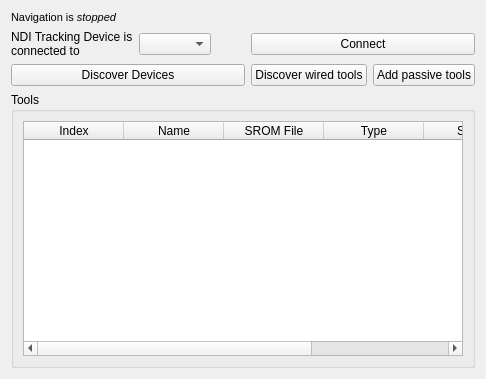
Above: Modules/IGTUI/Qmitk/QmitkNDIConfigurationWidget.ui from MITK/MITK before the change. Below: the same form after it.
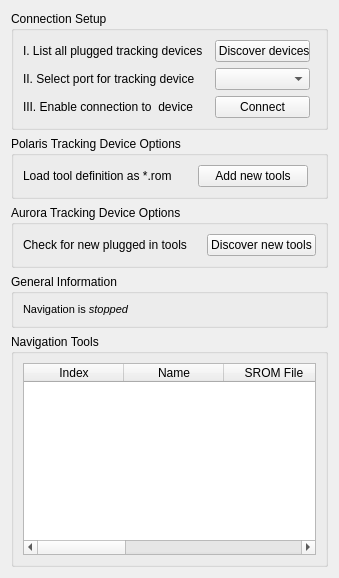
That is the form after the change.

Commit message: FIX (#4047): some UI clean up; show/hide buttons according to connected tracking device

Patch:
```diff
--- a/Modules/IGTUI/Qmitk/QmitkNDIConfigurationWidget.ui
+++ b/Modules/IGTUI/Qmitk/QmitkNDIConfigurationWidget.ui
@@ -6,32 +6,235 @@
    <rect>
     <x>0</x>
     <y>0</y>
-    <width>486</width>
-    <height>379</height>
+    <width>306</width>
+    <height>536</height>
    </rect>
   </property>
   <property name="windowTitle">
    <string>Form</string>
   </property>
-  <layout class="QGridLayout" name="gridLayout">
-   <item row="1" column="0">
-    <widget class="QLabel" name="label_3">
-     <property name="text">
-      <string>NDI Tracking Device is connected to</string>
+  <layout class="QVBoxLayout" name="verticalLayout_3">
+   <item>
+    <widget class="QGroupBox" name="groupBox_4">
+     <property name="title">
+      <string>Connection Setup</string>
      </property>
-     <property name="wordWrap">
-      <bool>true</bool>
+     <layout class="QFormLayout" name="formLayout">
+      <item row="0" column="0">
+       <widget class="QLabel" name="label">
+        <property name="text">
+         <string>I. List all plugged tracking devices  </string>
+        </property>
+        <property name="wordWrap">
+         <bool>false</bool>
+        </property>
+       </widget>
+      </item>
+      <item row="0" column="1">
+       <widget class="QPushButton" name="m_DisoverDevicesBtn">
+        <property name="sizePolicy">
+         <sizepolicy hsizetype="Fixed" vsizetype="Fixed">
+          <horstretch>0</horstretch>
+          <verstretch>0</verstretch>
+         </sizepolicy>
+        </property>
+        <property name="minimumSize">
+         <size>
+          <width>95</width>
+          <height>0</height>
+         </size>
+        </property>
+        <property name="maximumSize">
+         <size>
+          <width>95</width>
+          <height>16777215</height>
+         </size>
+        </property>
+        <property name="toolTip">
+         <string>click to get a list of all connected NDI tracking devices</string>
+        </property>
+        <property name="text">
+         <string> Discover devices</string>
+        </property>
+       </widget>
+      </item>
+      <item row="1" column="0">
+       <widget class="QLabel" name="label_3">
+        <property name="text">
+         <string>II. Select port for tracking device  </string>
+        </property>
+        <property name="wordWrap">
+         <bool>false</bool>
+        </property>
+       </widget>
+      </item>
+      <item row="1" column="1">
+       <widget class="QComboBox" name="m_ComPortSelector">
+        <property name="minimumSize">
+         <size>
+          <width>95</width>
+          <height>0</height>
+         </size>
+        </property>
+        <property name="maximumSize">
+         <size>
+          <width>95</width>
+          <height>16777215</height>
+         </size>
+        </property>
+       </widget>
+      </item>
+      <item row="2" column="0">
+       <widget class="QLabel" name="m_lConnection">
+        <property name="text">
+         <string>III. Enable connection to  device   </string>
+        </property>
+        <property name="wordWrap">
+         <bool>false</bool>
+        </property>
+       </widget>
+      </item>
+      <item row="2" column="1">
+       <widget class="QPushButton" name="m_Connect">
+        <property name="sizePolicy">
+         <sizepolicy hsizetype="Fixed" vsizetype="Fixed">
+          <horstretch>0</horstretch>
+          <verstretch>0</verstretch>
+         </sizepolicy>
+        </property>
+        <property name="minimumSize">
+         <size>
+          <width>95</width>
+          <height>0</height>
+         </size>
+        </property>
+        <property name="maximumSize">
+         <size>
+          <width>95</width>
+          <height>16777215</height>
+         </size>
+        </property>
+        <property name="text">
+         <string>Connect</string>
+        </property>
+       </widget>
+      </item>
+     </layout>
+    </widget>
+   </item>
+   <item>
+    <widget class="QGroupBox" name="m_gbPolarisOptions">
+     <property name="title">
+      <string>Polaris Tracking Device Options</string>
      </property>
+     <layout class="QFormLayout" name="formLayout_2">
+      <item row="0" column="0">
+       <widget class="QLabel" name="label_2">
+        <property name="text">
+         <string>Load tool definition as *.rom      </string>
+        </property>
+       </widget>
+      </item>
+      <item row="0" column="1">
+       <widget class="QPushButton" name="m_AddToolBtn">
+        <property name="maximumSize">
+         <size>
+          <width>110</width>
+          <height>16777215</height>
+         </size>
+        </property>
+        <property name="text">
+         <string>Add new tools</string>
+        </property>
+       </widget>
+      </item>
+     </layout>
     </widget>
    </item>
-   <item row="6" column="0" colspan="5">
+   <item>
+    <widget class="QGroupBox" name="m_gbAuroraOptions">
+     <property name="title">
+      <string>Aurora Tracking Device Options</string>
+     </property>
+     <layout class="QFormLayout" name="formLayout_3">
+      <item row="0" column="0">
+       <widget class="QLabel" name="label_5">
+        <property name="text">
+         <string>Check for new plugged in tools    </string>
+        </property>
+       </widget>
+      </item>
+      <item row="0" column="1">
+       <widget class="QPushButton" name="m_DiscoverToolsBtn">
+        <property name="minimumSize">
+         <size>
+          <width>0</width>
+          <height>0</height>
+         </size>
+        </property>
+        <property name="maximumSize">
+         <size>
+          <width>110</width>
+          <height>16777215</height>
+         </size>
+        </property>
+        <property name="text">
+         <string>Discover new tools</string>
+        </property>
+       </widget>
+      </item>
+     </layout>
+    </widget>
+   </item>
+   <item>
+    <widget class="QGroupBox" name="groupBox_3">
+     <property name="title">
+      <string>General Information</string>
+     </property>
+     <layout class="QVBoxLayout" name="verticalLayout_2">
+      <item>
+       <widget class="QLabel" name="m_DeviceStatus">
+        <property name="enabled">
+         <bool>true</bool>
+        </property>
+        <property name="text">
+         <string>&lt;!DOCTYPE HTML PUBLIC &quot;-//W3C//DTD HTML 4.0//EN&quot; &quot;http://www.w3.org/TR/REC-html40/strict.dtd&quot;&gt;
+&lt;html&gt;&lt;head&gt;&lt;meta name=&quot;qrichtext&quot; content=&quot;1&quot; /&gt;&lt;style type=&quot;text/css&quot;&gt;
+p, li { white-space: pre-wrap; }
+&lt;/style&gt;&lt;/head&gt;&lt;body style=&quot; font-family:'MS Shell Dlg 2'; font-size:8.25pt; font-weight:400; font-style:normal;&quot;&gt;
+&lt;p style=&quot; margin-top:0px; margin-bottom:0px; margin-left:0px; margin-right:0px; -qt-block-indent:0; text-indent:0px;&quot;&gt;&lt;span style=&quot; font-size:8pt;&quot;&gt;Navigation is &lt;/span&gt;&lt;span style=&quot; font-size:8pt; font-style:italic;&quot;&gt;stopped&lt;/span&gt;&lt;/p&gt;&lt;/body&gt;&lt;/html&gt;</string>
+        </property>
+        <property name="textFormat">
+         <enum>Qt::RichText</enum>
+        </property>
+        <property name="wordWrap">
+         <bool>true</bool>
+        </property>
+       </widget>
+      </item>
+     </layout>
+    </widget>
+   </item>
+   <item>
     <widget class="QGroupBox" name="groupBox">
+     <property name="sizePolicy">
+      <sizepolicy hsizetype="MinimumExpanding" vsizetype="MinimumExpanding">
+       <horstretch>0</horstretch>
+       <verstretch>0</verstretch>
+      </sizepolicy>
+     </property>
      <property name="title">
-      <string>Tools</string>
+      <string>Navigation Tools</string>
      </property>
      <layout class="QVBoxLayout" name="verticalLayout">
       <item>
        <widget class="QTableWidget" name="m_ToolTable">
+        <property name="sizePolicy">
+         <sizepolicy hsizetype="MinimumExpanding" vsizetype="MinimumExpanding">
+          <horstretch>0</horstretch>
+          <verstretch>0</verstretch>
+         </sizepolicy>
+        </property>
         <property name="editTriggers">
          <set>QAbstractItemView::AllEditTriggers</set>
         </property>
@@ -73,57 +276,6 @@
      </layout>
     </widget>
    </item>
-   <item row="0" column="0" colspan="5">
-    <widget class="QLabel" name="m_DeviceStatus">
-     <property name="enabled">
-      <bool>true</bool>
-     </property>
-     <property name="text">
-      <string>&lt;!DOCTYPE HTML PUBLIC &quot;-//W3C//DTD HTML 4.0//EN&quot; &quot;http://www.w3.org/TR/REC-html40/strict.dtd&quot;&gt;
-&lt;html&gt;&lt;head&gt;&lt;meta name=&quot;qrichtext&quot; content=&quot;1&quot; /&gt;&lt;style type=&quot;text/css&quot;&gt;
-p, li { white-space: pre-wrap; }
-&lt;/style&gt;&lt;/head&gt;&lt;body style=&quot; font-family:'MS Shell Dlg 2'; font-size:8.25pt; font-weight:400; font-style:normal;&quot;&gt;
-&lt;p style=&quot; margin-top:0px; margin-bottom:0px; margin-left:0px; margin-right:0px; -qt-block-indent:0; text-indent:0px;&quot;&gt;&lt;span style=&quot; font-size:8pt;&quot;&gt;Navigation is &lt;/span&gt;&lt;span style=&quot; font-size:8pt; font-style:italic;&quot;&gt;stopped&lt;/span&gt;&lt;/p&gt;&lt;/body&gt;&lt;/html&gt;</string>
-     </property>
-     <property name="textFormat">
-      <enum>Qt::RichText</enum>
-     </property>
-     <property name="wordWrap">
-      <bool>true</bool>
-     </property>
-    </widget>
-   </item>
-   <item row="1" column="1">
-    <widget class="QComboBox" name="m_ComPortSelector"/>
-   </item>
-   <item row="5" column="4">
-    <widget class="QPushButton" name="m_AddToolBtn">
-     <property name="text">
-      <string>Add passive tools</string>
-     </property>
-    </widget>
-   </item>
-   <item row="1" column="3" colspan="2">
-    <widget class="QPushButton" name="m_Connect">
-     <property name="text">
-      <string>Connect</string>
-     </property>
-    </widget>
-   </item>
-   <item row="5" column="3">
-    <widget class="QPushButton" name="m_DiscoverToolsBtn">
-     <property name="text">
-      <string>Discover wired tools</string>
-     </property>
-    </widget>
-   </item>
-   <item row="5" column="0" colspan="3">
-    <widget class="QPushButton" name="m_DisoverDevicesBtn">
-     <property name="text">
-      <string>Discover Devices</string>
-     </property>
-    </widget>
-   </item>
   </layout>
  </widget>
  <resources/>
```
The commit also changes 2 other files.
